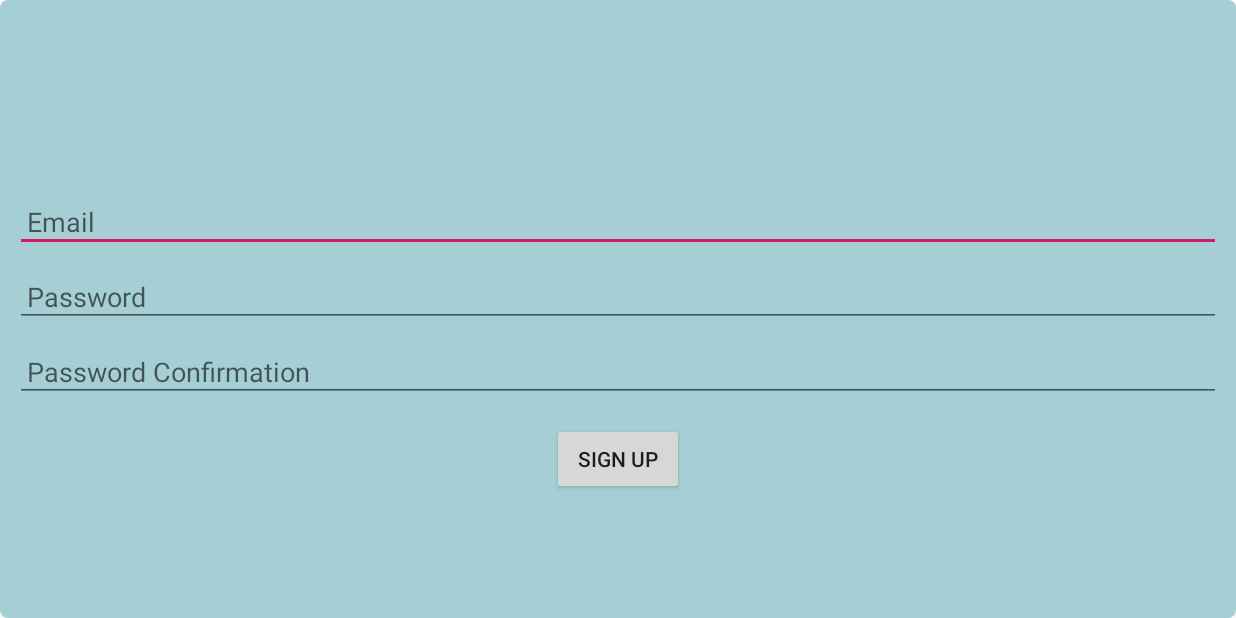
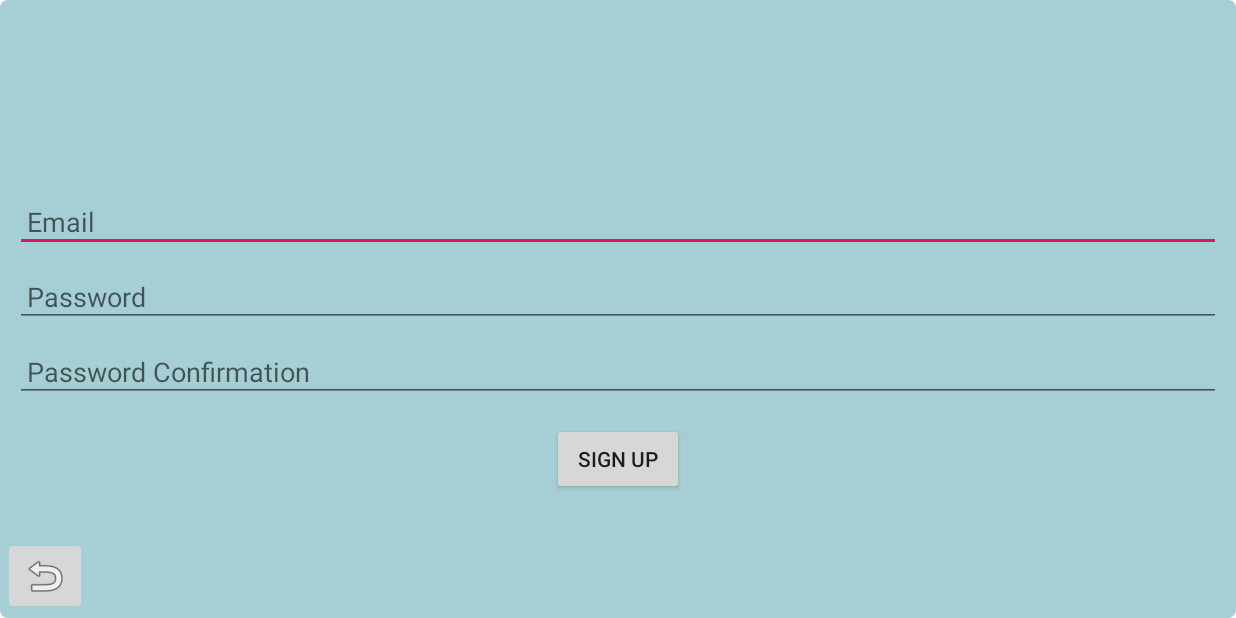
Before and after one commit to beansproutz/MathWithFriends, an Android app: the RegistrationActivity screen opened directly, with no data from a screen before it, on a phone screen of 824 x 412 dp (held sideways). Run offline under Robolectric (Android 15) with nearby library versions, the phone set to English and light mode, and no system bars; our stand-ins replace Firebase (no records; nobody signed in at launch, a user with empty details on screens opened directly).

Commit message:
Added back buttons for registration and instructions pages. Added two fields to user profile: points and level. Points indicate how many games won. Level indicates how many achievements earned. Customization options will depend on user's level of achievement

```diff
--- a/MathWithFriends/app/src/main/java/com/example/mathwithfriends/InstructionsActivity.java
+++ b/MathWithFriends/app/src/main/java/com/example/mathwithfriends/InstructionsActivity.java
@@ -20,4 +20,9 @@ public class InstructionsActivity extends Activity {
         Intent intent = new Intent(InstructionsActivity.this, GameActivity.class);
         startActivity(intent);
     }
+
+    public void goBack2Home (View view) {
+        Intent intent = new Intent(InstructionsActivity.this, HomeActivity.class);
+        startActivity(intent);
+    }
 }
--- a/MathWithFriends/app/src/main/res/layout/activity_registration.xml
+++ b/MathWithFriends/app/src/main/res/layout/activity_registration.xml
@@ -55,4 +55,12 @@
         android:onClick="signUp"
         android:text="Sign Up" />
 
+    <ImageButton
+        android:id="@+id/backButton"
+        android:layout_width="wrap_content"
+        android:layout_height="wrap_content"
+        app:srcCompat="@android:drawable/ic_menu_revert"
+        android:layout_gravity="bottom"
+        android:onClick="goBack2Home"/>
+
 </FrameLayout>
```
Also changed, not shown: MathWithFriends/app/src/main/java/com/example/mathwithfriends/RegistrationActivity.java (+6 -1 lines), MathWithFriends/app/src/main/java/com/example/mathwithfriends/User.java (+30 -6 lines), MathWithFriends/app/src/main/res/layout/activity_instructions.xml (+13 -0 lines).
